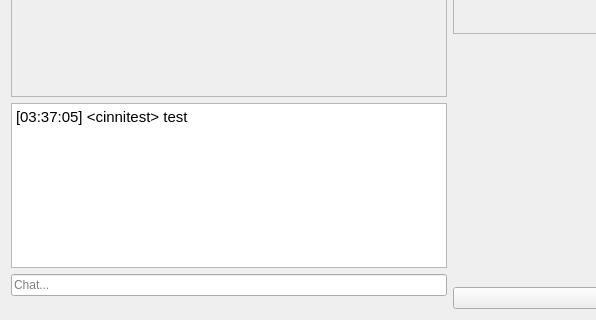
First picture: the form in src/qt/forms/overviewpage.ui, repository Cinnicoin/CinniCoin, before the edit; both pictures show x 0 to 596 and y 224 to 544 of the 899 by 544 pixel window.
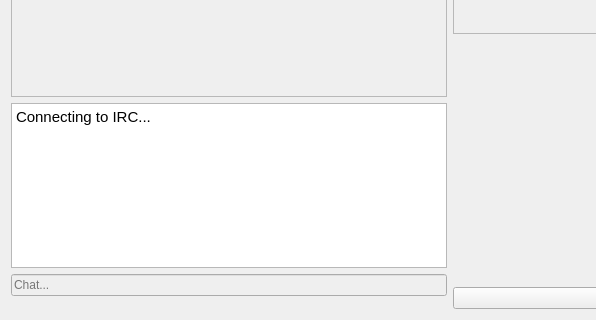
Second picture: the form after the edit. Icons and pictures are not drawn.

What changed in the file:
```diff
--- a/src/qt/forms/overviewpage.ui
+++ b/src/qt/forms/overviewpage.ui
@@ -278,17 +278,35 @@
      </item>
      <item>
       <widget class="QTextBrowser" name="trollBox">
+       <property name="styleSheet">
+        <string notr="true">{height:100%}</string>
+       </property>
+       <property name="frameShadow">
+        <enum>QFrame::Sunken</enum>
+       </property>
+       <property name="sizeAdjustPolicy">
+        <enum>QAbstractScrollArea::AdjustIgnored</enum>
+       </property>
+       <property name="tabChangesFocus">
+        <bool>false</bool>
+       </property>
+       <property name="documentTitle">
+        <string/>
+       </property>
        <property name="html">
         <string>&lt;!DOCTYPE HTML PUBLIC &quot;-//W3C//DTD HTML 4.0//EN&quot; &quot;http://www.w3.org/TR/REC-html40/strict.dtd&quot;&gt;
 &lt;html&gt;&lt;head&gt;&lt;meta name=&quot;qrichtext&quot; content=&quot;1&quot; /&gt;&lt;style type=&quot;text/css&quot;&gt;
 p, li { white-space: pre-wrap; }
 &lt;/style&gt;&lt;/head&gt;&lt;body style=&quot; font-family:'Cantarell'; font-size:11pt; font-weight:400; font-style:normal;&quot;&gt;
-&lt;p style=&quot; margin-top:0px; margin-bottom:0px; margin-left:0px; margin-right:0px; -qt-block-indent:0; text-indent:0px;&quot;&gt;[03:37:05] &amp;lt;cinnitest&amp;gt; test&lt;/p&gt;&lt;/body&gt;&lt;/html&gt;</string>
+&lt;p style=&quot; margin-top:0px; margin-bottom:0px; margin-left:0px; margin-right:0px; -qt-block-indent:0; text-indent:0px;&quot;&gt;Connecting to IRC...&lt;/p&gt;&lt;/body&gt;&lt;/html&gt;</string>
        </property>
       </widget>
      </item>
      <item>
       <widget class="QLineEdit" name="lineEditTrollBox">
+       <property name="enabled">
+        <bool>false</bool>
+       </property>
        <property name="sizePolicy">
         <sizepolicy hsizetype="Minimum" vsizetype="Fixed">
          <horstretch>0</horstretch>
```
